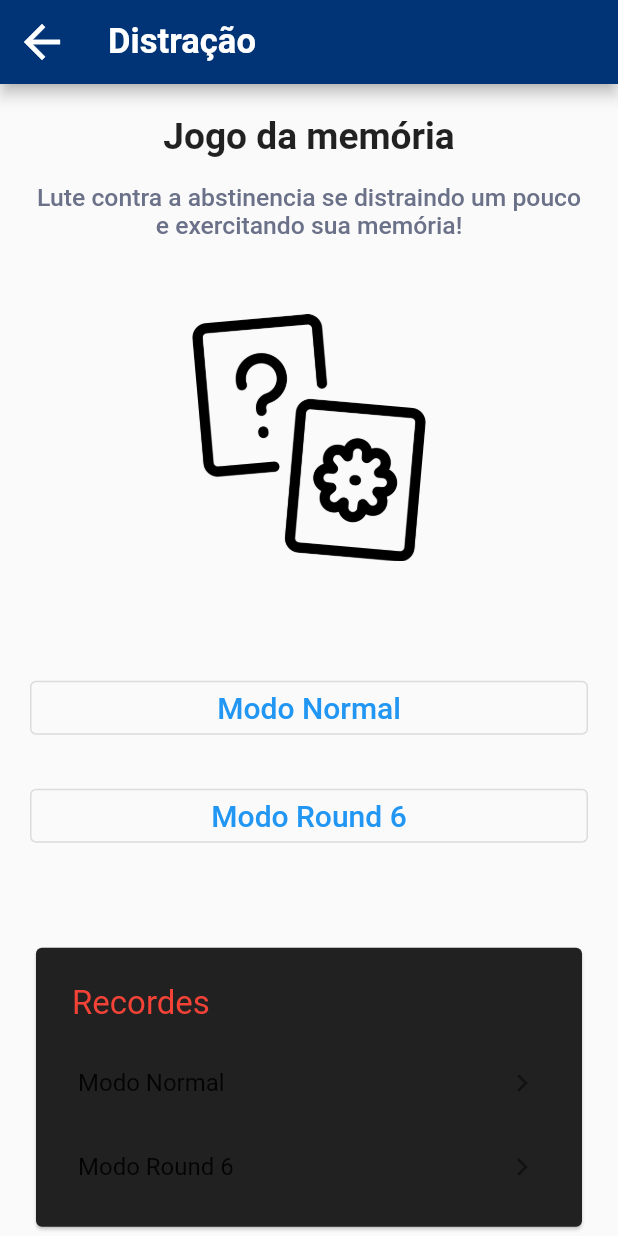
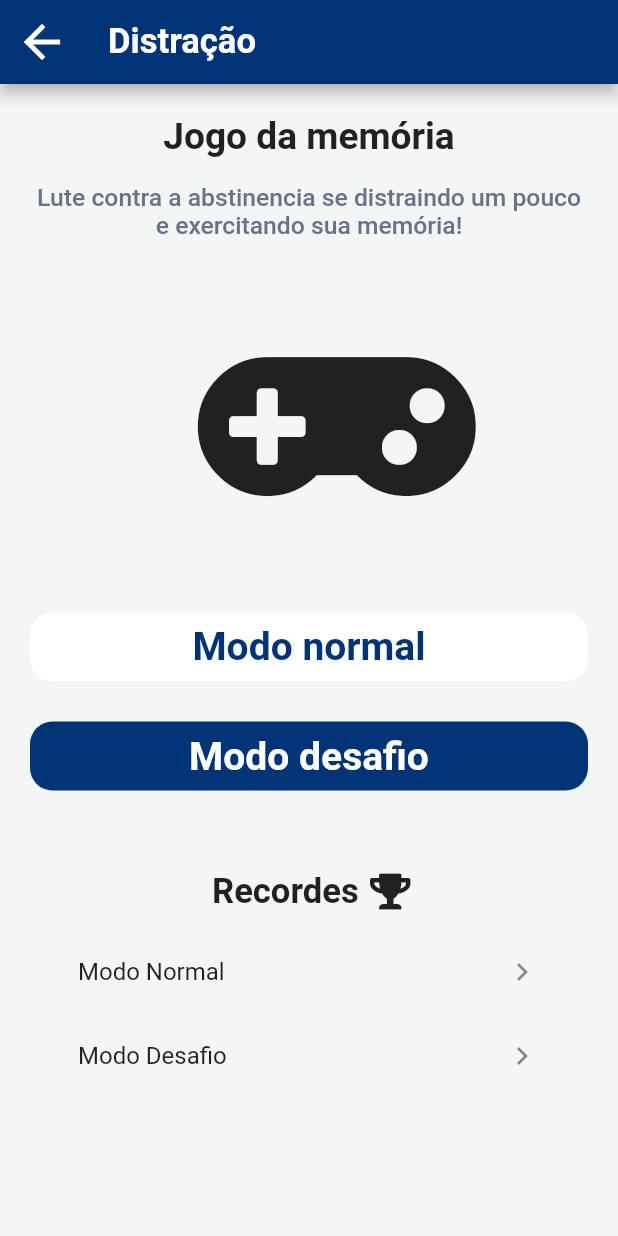
Before and after one commit to RJustoX/Liber, a Flutter app: the GameView screen opened directly, on a phone screen of 412 x 824 dp. Run offline on Flutter 3.47's test engine with Material 2 defaults, Android fonts, the phone set to English and light mode, and no system bars; our stand-ins replace badges, cached_network_image, datetime_picker_formfield, device_preview, dio, firebase_core and 13 more; accounts and stored records are empty; generated files the repository leaves out were written again.

Commit message:
:construction: progresso no jogo da memoria

```diff
--- a/lib/components/button/default_primary_button.component.dart
+++ b/lib/components/button/default_primary_button.component.dart
@@ -7,6 +7,7 @@ class DefaultPrimaryButtonComponent extends TextButton {
     required String title,
     String? loadingTitle,
     bool loading = false,
+    bool revertColors = false,
   }) : super(
           child: Row(
             mainAxisAlignment: MainAxisAlignment.center,
@@ -14,7 +15,7 @@ class DefaultPrimaryButtonComponent extends TextButton {
               Text(
                 !loading ? title : loadingTitle ?? title,
                 style: TextStyle(
-                  color: AppColors.backgroundColor,
+                  color: revertColors ? AppColors.primaryColor : Colors.white,
                   fontSize: 26.0,
                   fontWeight: FontWeight.bold,
                 ),
@@ -27,8 +28,13 @@ class DefaultPrimaryButtonComponent extends TextButton {
           ),
           onPressed: onTap,
           style: TextButton.styleFrom(
-            backgroundColor:
-                loading ? AppColors.primaryColor.withOpacity(0.6) : AppColors.primaryColor,
+            backgroundColor: revertColors
+                ? loading
+                    ? Colors.white.withOpacity(0.6)
+                    : Colors.white
+                : loading
+                    ? AppColors.primaryColor.withOpacity(0.6)
+                    : AppColors.primaryColor,
             minimumSize: Size(double.maxFinite, 45.0),
             shape: RoundedRectangleBorder(
               borderRadius: BorderRadius.circular(15.0),
--- a/lib/game/game.constants.dart
+++ b/lib/game/game.constants.dart
@@ -1,6 +1,6 @@
 enum Modo {
   normal,
-  round6,
+  desafio,
 }
 
 enum Resultado {
--- a/lib/game/game.view.dart
+++ b/lib/game/game.view.dart
@@ -1,14 +1,16 @@
 import 'package:flutter/material.dart';
+import 'package:font_awesome_flutter/font_awesome_flutter.dart';
 import 'package:nicotine/components/appBar/default_appbar.component.dart';
-import 'package:nicotine/game/game.settings.dart';
+import 'package:nicotine/components/button/default_primary_button.component.dart';
 import 'package:nicotine/game/memory_game.dart';
 import 'package:nicotine/utils/app_colors.dart';
+// ignore: implementation_imports
 import 'package:provider/src/provider.dart';
 import 'game.constants.dart';
 import 'game.widgets.dart';
 import 'package:flutter_screenutil/flutter_screenutil.dart';
-
 import 'game_controller.dart';
+import 'game_levels.dart';
 import 'game_model.dart';
 
 class GameView extends StatelessWidget {
@@ -17,7 +19,7 @@ class GameView extends StatelessWidget {
     await Navigator.push(
       context,
       MaterialPageRoute(
-        builder: (context) => NivelPage(modo: modo),
+        builder: (context) => GameLevels(modo: modo),
       ),
     );
   }
@@ -25,6 +27,7 @@ class GameView extends StatelessWidget {
   @override
   Widget build(BuildContext context) {
     return Scaffold(
+      backgroundColor: AppColors.backgroundColor,
       appBar: DefaultAppBarComponent(
         context,
         centerTitle: false,
@@ -60,53 +63,26 @@ class GameView extends StatelessWidget {
               ),
               Padding(
                 padding: EdgeInsets.symmetric(vertical: 60.0.h),
-                child: Image.asset(
-                  'assets/game/memoryGameIcon.png',
-                  height: 200.h,
+                child: Icon(
+                  FontAwesomeIcons.gamepad,
+                  size: 180.0.h,
                 ),
               ),
-              StartButton(
-                title: 'Modo Normal',
-                color: Colors.white,
-                action: () => selecionarNivel(Modo.normal, context),
+              DefaultPrimaryButtonComponent(
+                onTap: () => selecionarNivel(Modo.normal, context),
+                title: 'Modo normal',
+                revertColors: true,
               ),
-              StartButton(
-                title: 'Modo Round 6',
-                color: Colors.white,
-                action: () => selecionarNivel(Modo.round6, context),
+              Padding(
+                padding: EdgeInsets.symmetric(vertical: 30.h),
+                child: DefaultPrimaryButtonComponent(
+                  onTap: () => selecionarNivel(Modo.desafio, context),
+                  title: 'Modo desafio',
+                ),
               ),
-              const SizedBox(height: 60),
               const Recordes(),
             ],
           ),
-        ),
-      ),
-    );
-  }
-}
-
-class NivelPage extends StatelessWidget {
-  final Modo modo;
-
-  const NivelPage({Key? key, required this.modo}) : super(key: key);
-
-  @override
-  Widget build(BuildContext context) {
-    final niveis = GameSettings.niveis
-        .map((n) => CardNivel(gamePlay: GamePlay(modo: modo, nivel: n)))
-        .toList();
-    return Scaffold(
-      appBar: AppBar(
-        title: const Text('Nível do Jogo'),
-      ),
-      body: Padding(
-        padding: const EdgeInsets.only(top: 48),
-        child: GridView.count(
-          crossAxisCount: 3,
-          mainAxisSpacing: 20,
-          crossAxisSpacing: 20,
-          padding: const EdgeInsets.all(24),
-          children: niveis,
         ),
       ),
     );
@@ -125,7 +101,9 @@ class CardNivel extends StatelessWidget {
       context,
       MaterialPageRoute(
         fullscreenDialog: true,
-        builder: (BuildContext context) => MemoryGame(gamePlay: gamePlay),
+        builder: (BuildContext context) => MemoryGame(
+          gamePlay: gamePlay,
+        ),
       ),
     );
   }
@@ -141,13 +119,16 @@ class CardNivel extends StatelessWidget {
         padding: const EdgeInsets.all(8),
         decoration: BoxDecoration(
           border: Border.all(
-            color: gamePlay.modo == Modo.normal ? Colors.white : Colors.red,
+            color: gamePlay.modo == Modo.normal ? Colors.blue : Colors.red,
           ),
           borderRadius: const BorderRadius.all(Radius.circular(10)),
-          color: gamePlay.modo == Modo.normal ? Colors.transparent : Colors.red.withOpacity(.6),
+          color: gamePlay.modo == Modo.normal ? Colors.blueAccent[100]! : Colors.red[100],
         ),
         child: Center(
-          child: Text(gamePlay.nivel.toString(), style: const TextStyle(fontSize: 30)),
+          child: Text(gamePlay.nivel.toString(),
+              style: const TextStyle(
+                fontSize: 30,
+              )),
         ),
       ),
     );
--- a/lib/game/game.widgets.dart
+++ b/lib/game/game.widgets.dart
@@ -1,45 +1,14 @@
 import 'dart:math';
-
 import 'package:flutter/material.dart';
+import 'package:flutter_screenutil/flutter_screenutil.dart';
 import 'package:flutter_mobx/flutter_mobx.dart';
+import 'package:font_awesome_flutter/font_awesome_flutter.dart';
+import 'package:nicotine/utils/app_colors.dart';
 import 'package:provider/provider.dart';
-
 import 'game.constants.dart';
 import 'game.records.dart';
 import 'game_controller.dart';
 import 'game_model.dart';
-
-class StartButton extends StatelessWidget {
-  final String title;
-  final Color color;
-  final Function action;
-
-  const StartButton({
-    Key? key,
-    required this.title,
-    required this.color,
-    required this.action,
-  }) : super(key: key);
-
-  @override
-  Widget build(BuildContext context) {
-    return Padding(
-      padding: const EdgeInsets.only(top: 24),
-      child: OutlinedButton(
-        onPressed: () => action(),
-        child: Row(
-          mainAxisAlignment: MainAxisAlignment.center,
-          children: [
-            Text(
-              title,
-              style: const TextStyle(fontSize: 20),
-            )
-          ],
-        ),
-      ),
-    );
-  }
-}
 
 class Recordes extends StatefulWidget {
   const Recordes({Key? key}) : super(key: key);
@@ -61,20 +30,30 @@ class _RecordesState extends State<Recordes> {
   @override
   Widget build(BuildContext context) {
     return Card(
-      color: Colors.grey[900],
+      elevation: 0.0,
+      color: AppColors.backgroundColor,
+      shape: RoundedRectangleBorder(borderRadius: BorderRadius.circular(15.0)),
       child: Padding(
         padding: const EdgeInsets.all(12.0),
         child: Column(
           crossAxisAlignment: CrossAxisAlignment.start,
-          children: [
-            const Padding(
+          children: <Widget>[
+            Padding(
               padding: EdgeInsets.all(12),
-              child: Text(
-                'Recordes',
-                style: TextStyle(
-                  color: Colors.red,
-                  fontSize: 22,
-                ),
+              child: Row(
+                mainAxisAlignment: MainAxisAlignment.center,
+                children: <Widget>[
+                  Text(
+                    'Recordes',
+                    style: TextStyle(
+                      color: Colors.black87,
+                      fontSize: 28.0.sp,
+                      fontWeight: FontWeight.bold,
+                    ),
+                  ),
+                  const SizedBox(width: 7.5),
+                  Icon(FontAwesomeIcons.trophy)
+                ],
               ),
             ),
             ListTile(
@@ -83,9 +62,9 @@ class _RecordesState extends State<Recordes> {
               onTap: () => showRecordes(Modo.normal),
             ),
             ListTile(
-              title: const Text('Modo Round 6'),
+              title: const Text('Modo Desafio'),
               trailing: const Icon(Icons.chevron_right),
-              onTap: () => showRecordes(Modo.round6),
+              onTap: () => showRecordes(Modo.desafio),
             )
           ],
         ),
@@ -194,23 +173,24 @@ class GameScore extends StatelessWidget {
   @override
   Widget build(BuildContext context) {
     final controller = Provider.of<GameController>(context);
-
     return Row(
       mainAxisAlignment: MainAxisAlignment.spaceBetween,
       children: [
         Row(
           crossAxisAlignment: CrossAxisAlignment.start,
           children: [
-            Icon(modo == Modo.round6 ? Icons.my_location : Icons.touch_app_rounded),
+            Icon(modo == Modo.desafio ? Icons.my_location : Icons.touch_app_rounded),
             const SizedBox(width: 10),
             Observer(
                 builder: (_) =>
                     Text(controller.score.toString(), style: const TextStyle(fontSize: 25))),
           ],
         ),
-        Image.asset('assets/game/host.png', width: 38, height: 60),
         TextButton(
-          child: const Text('Sair', style: TextStyle(fontSize: 18)),
+          child: const Text(
+            'Sair',
+            style: TextStyle(fontSize: 18, color: Colors.white),
+          ),
           onPressed: () => Navigator.pop(context),
         ),
       ],
--- a/lib/stores/recordes_repository.dart
+++ b/lib/stores/recordes_repository.dart
@@ -39,7 +39,7 @@ abstract class RecordesRepositoryBase with Store {
         (recordesNormal[gamePlay.nivel] == null || score < recordesNormal[gamePlay.nivel])) {
       recordesNormal[gamePlay.nivel] = score;
       // _recordes.put(key, recordesNormal);
-    } else if (gamePlay.modo == Modo.round6 &&
+    } else if (gamePlay.modo == Modo.desafio &&
         (recordesRound6[gamePlay.nivel] == null || score > recordesRound6[gamePlay.nivel])) {
       recordesRound6[gamePlay.nivel] = score;
       //  _recordes.put(key, recordesRound6);
--- a/lib/views/home/home.view.dart
+++ b/lib/views/home/home.view.dart
@@ -219,7 +219,8 @@ class _HomeViewState extends State<HomeView> with AutomaticKeepAliveClientMixin
         'desc': 'Dias',
       },
       {
-        'value': 'R\$: ${_uStore.user?.savings}',
+        ''
+            'value': 'R\$: ${_uStore.user?.savings}',
         'desc': 'Economizados',
       },
       {
```
Also changed, not shown: lib/game/game.records.dart (+10 -9 lines), lib/game/game_levels.dart (+25 -5 lines), lib/game/memory_game.dart (+10 -9 lines).
